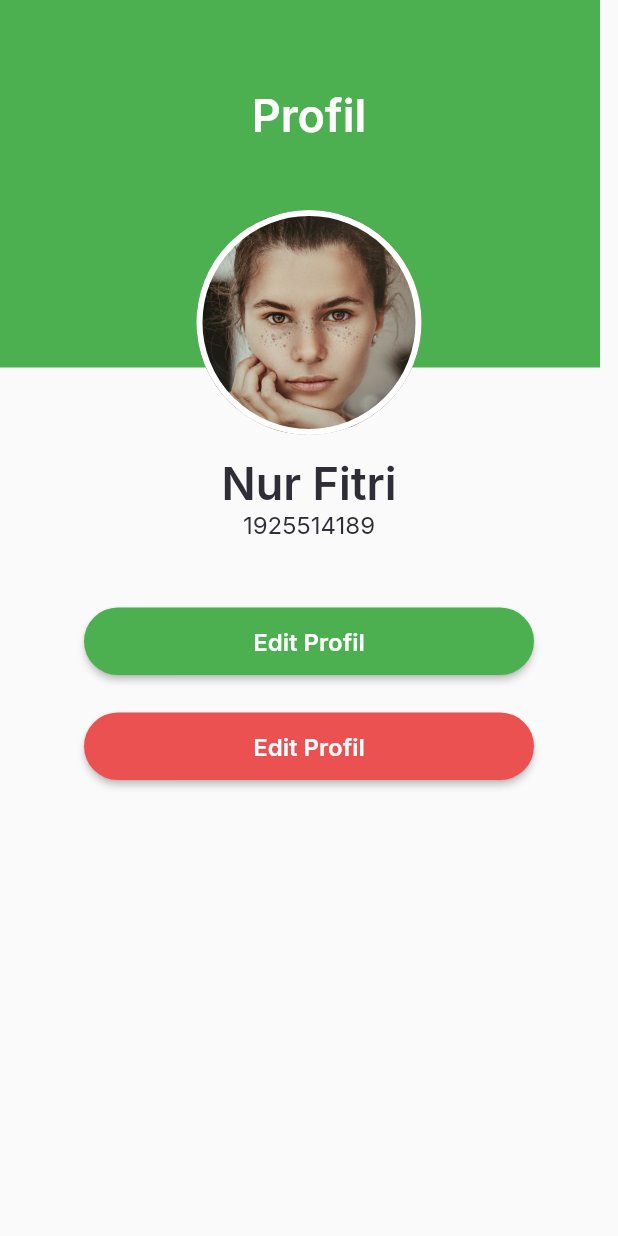
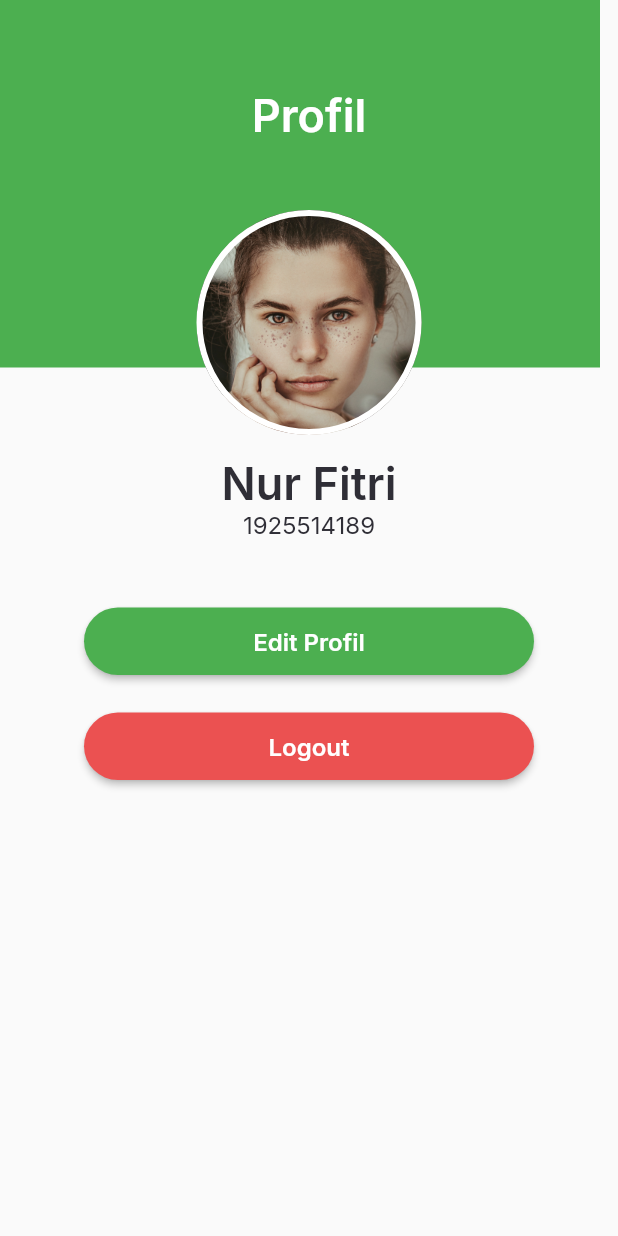
Before and after one commit to dayat2063/pbmdoctor, a Flutter app: the screen it shows after launch, item 4 of the bottom bar chosen, on a phone screen of 412 x 824 dp. Run offline on Flutter 3.47's test engine with Material 2 defaults, Android fonts, the phone set to English and light mode, and no system bars; our stand-ins replace google_fonts.

Commit message:
Update page_profil.dart

```diff
--- a/lib/pages/page_profil.dart
+++ b/lib/pages/page_profil.dart
@@ -78,7 +78,7 @@ class pages_profil extends StatelessWidget {
                   height: 45,
                   child: ElevatedButton(
                     child: Text(
-                      'Edit Profil',
+                      'Logout',
                       style: whiteSemiBoldTextStyle.copyWith(fontSize: 16),
                     ),
                     onPressed: () {},
```
